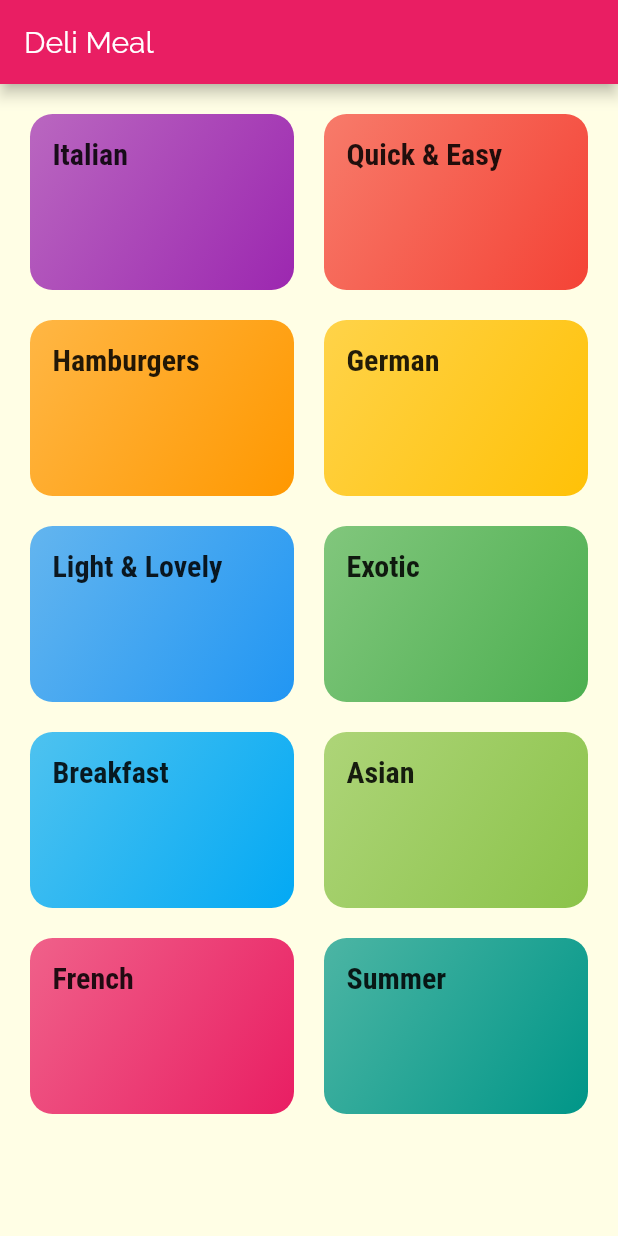
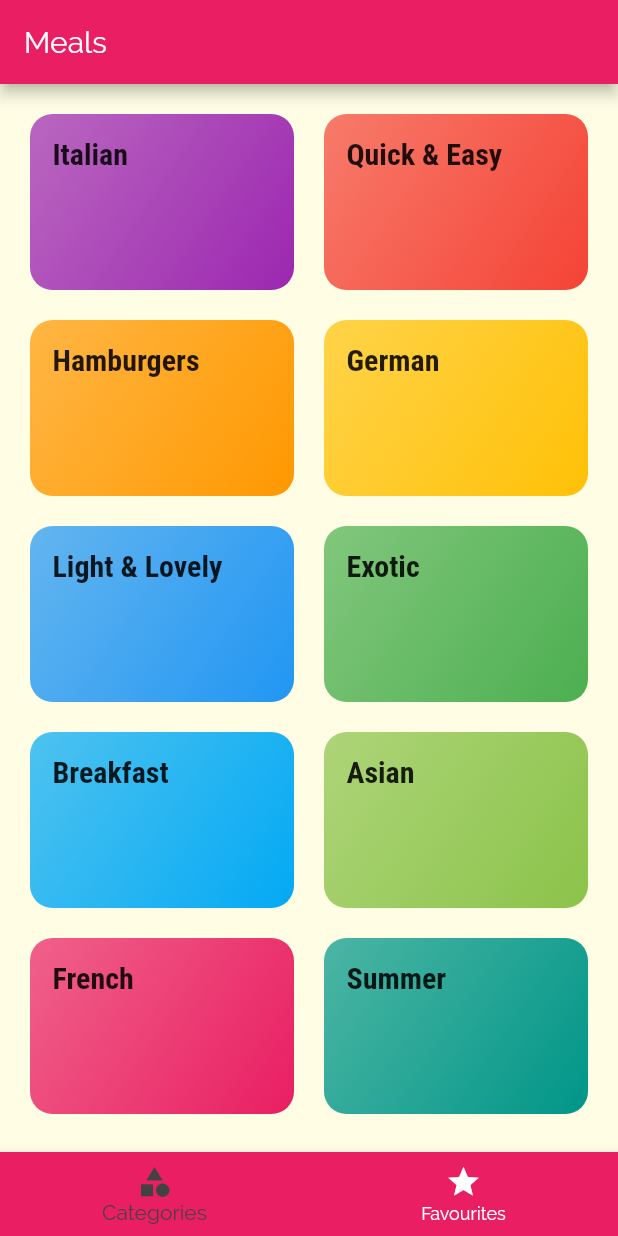
Before and after one commit to emtalen/meals_app, a Flutter app: the screen it shows after launch, on a phone screen of 412 x 824 dp. Run offline on Flutter 3.47's test engine with Material 2 defaults, Android fonts, the phone set to English and light mode, and no system bars.

```diff
--- a/lib/main.dart
+++ b/lib/main.dart
@@ -1,6 +1,7 @@
 import 'package:flutter/material.dart';
 import 'package:meals_app/screens/category_meals_screen.dart';
 import 'package:meals_app/screens/meal_detail_screen.dart';
+import 'screens/tabs_screen.dart';
 import 'screens/categories_screen.dart';
 import 'screens/category_meals_screen.dart';
 
@@ -30,7 +31,7 @@ class MyApp extends StatelessWidget {
               ),
             ),
       ),
-      home: CategoriesScreen(),
+      home: TabsScreen(),
       routes: {
         CategoryMealsScreen.routeName: (ctx) => CategoryMealsScreen(),
         MealDetailScreen.routeName: (ctx) => MealDetailScreen(),
--- a/lib/screens/categories_screen.dart
+++ b/lib/screens/categories_screen.dart
@@ -5,10 +5,8 @@ import '../widgets/category_item.dart';
 class CategoriesScreen extends StatelessWidget {
   @override
   Widget build(BuildContext context) {
-    return Scaffold(
-      appBar: AppBar(title: const Text('Deli Meal')),
-        body: GridView(
-          padding: const EdgeInsets.all(20),
+    return GridView(
+      padding: const EdgeInsets.all(20),
       children: DUMMY_CATEGORIES
           .map(
             (catData) => CategoryItem(
@@ -24,6 +22,6 @@ class CategoriesScreen extends StatelessWidget {
         crossAxisSpacing: 20,
         mainAxisSpacing: 20,
       ),
-    ));
+    );
   }
 }
--- /dev/null
+++ b/lib/screens/favourite_screen.dart
@@ -0,0 +1,12 @@
+import 'package:flutter/material.dart';
+
+import 'package:flutter/material.dart';
+
+class FavouritesScreen extends StatelessWidget {
+  @override
+  Widget build(BuildContext context) {
+    return Center(
+      child: Text('Favourites!'),
+    );
+  }
+}
--- /dev/null
+++ b/lib/screens/tabs_screen.dart
@@ -0,0 +1,49 @@
+import 'package:flutter/material.dart';
+import './favourite_screen.dart';
+import './categories_screen.dart';
+
+class TabsScreen extends StatefulWidget {
+  @override
+  _TabsScreenState createState() => _TabsScreenState();
+}
+
+class _TabsScreenState extends State<TabsScreen> {
+  final List<Widget> _pages = [
+    CategoriesScreen(),
+    FavouritesScreen(),
+  ];
+  int _selectedPageIndex = 0;
+
+  void _selectPage(int index) {
+    setState(() {
+      _selectedPageIndex = index;
+    });
+  }
+
+  @override
+  Widget build(BuildContext context) {
+    return Scaffold(
+      appBar: AppBar(
+        title: Text('Meals'),
+      ),
+      body: _pages[_selectedPageIndex],
+      bottomNavigationBar: BottomNavigationBar(
+        onTap: _selectPage,
+        backgroundColor: Theme.of(context).primaryColor,
+        unselectedItemColor: Colors.white,
+        selectedItemColor: Theme.of(context).accentColor,
+        currentIndex: _selectedPageIndex,
+        items: [
+          BottomNavigationBarItem(
+            icon: Icon(Icons.category),
+            title: Text('Categories'),
+          ),
+          BottomNavigationBarItem(
+            icon: Icon(Icons.star),
+            title: Text('Favourites'),
+          ),
+        ],
+      ),
+    );
+  }
+}
```
